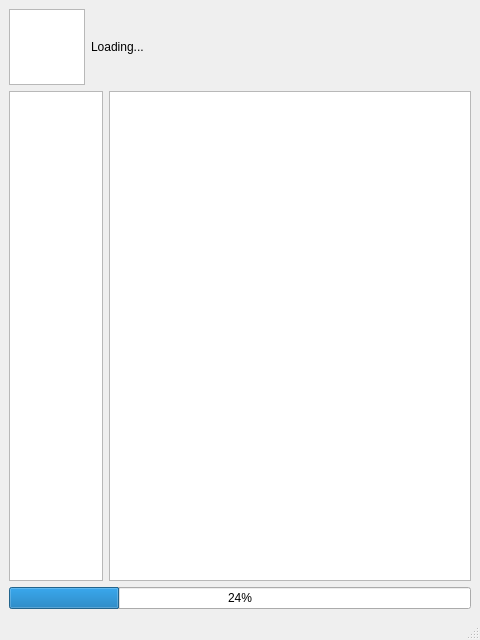
This is main.ui in sharpevo/identpattern as Qt 5 draws it before an edit. The edited form follows.
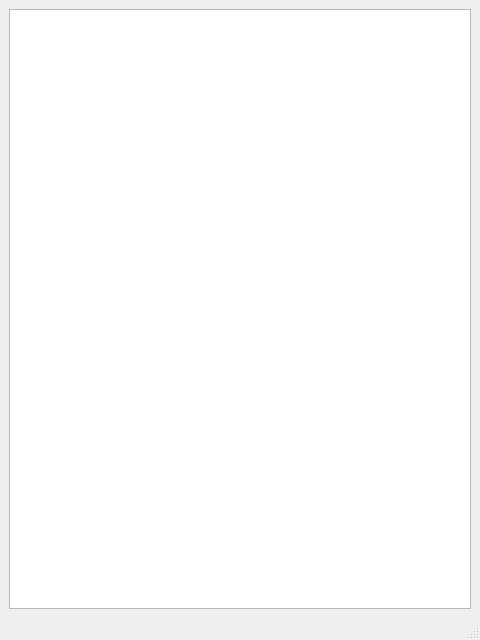
This is the edited form.

Commit message: main.py: fullscreen display canvas

```diff
--- a/main.ui
+++ b/main.ui
@@ -25,120 +25,27 @@
   <widget class="QWidget" name="centralwidget">
    <layout class="QVBoxLayout" name="verticalLayout">
     <item>
-     <layout class="QHBoxLayout" name="icon_layout">
-      <item>
-       <widget class="QGraphicsView" name="gv_icon">
-        <property name="sizePolicy">
-         <sizepolicy hsizetype="Maximum" vsizetype="Maximum">
-          <horstretch>0</horstretch>
-          <verstretch>0</verstretch>
-         </sizepolicy>
-        </property>
-        <property name="maximumSize">
-         <size>
-          <width>76</width>
-          <height>76</height>
-         </size>
-        </property>
-        <property name="verticalScrollBarPolicy">
-         <enum>Qt::ScrollBarAlwaysOff</enum>
-        </property>
-        <property name="horizontalScrollBarPolicy">
-         <enum>Qt::ScrollBarAlwaysOff</enum>
-        </property>
-       </widget>
-      </item>
-      <item>
-       <widget class="QLabel" name="lb_icon">
-        <property name="text">
-         <string>Loading...</string>
-        </property>
-       </widget>
-      </item>
-     </layout>
-    </item>
-    <item>
-     <layout class="QHBoxLayout" name="canvas_layout">
-      <item>
-       <widget class="QTableWidget" name="tb_collection">
-        <property name="sizePolicy">
-         <sizepolicy hsizetype="Maximum" vsizetype="Expanding">
-          <horstretch>0</horstretch>
-          <verstretch>0</verstretch>
-         </sizepolicy>
-        </property>
-        <property name="minimumSize">
-         <size>
-          <width>76</width>
-          <height>0</height>
-         </size>
-        </property>
-        <property name="maximumSize">
-         <size>
-          <width>94</width>
-          <height>16777215</height>
-         </size>
-        </property>
-        <property name="baseSize">
-         <size>
-          <width>0</width>
-          <height>0</height>
-         </size>
-        </property>
-        <property name="focusPolicy">
-         <enum>Qt::NoFocus</enum>
-        </property>
-        <property name="iconSize">
-         <size>
-          <width>76</width>
-          <height>76</height>
-         </size>
-        </property>
-        <attribute name="horizontalHeaderVisible">
-         <bool>false</bool>
-        </attribute>
-        <attribute name="horizontalHeaderDefaultSectionSize">
-         <number>76</number>
-        </attribute>
-        <attribute name="horizontalHeaderMinimumSectionSize">
-         <number>76</number>
-        </attribute>
-        <attribute name="verticalHeaderVisible">
-         <bool>false</bool>
-        </attribute>
-        <attribute name="verticalHeaderDefaultSectionSize">
-         <number>76</number>
-        </attribute>
-        <attribute name="verticalHeaderMinimumSectionSize">
-         <number>76</number>
-        </attribute>
-       </widget>
-      </item>
-      <item>
-       <widget class="QGraphicsView" name="gv_canvas">
-        <property name="sizePolicy">
-         <sizepolicy hsizetype="Expanding" vsizetype="Expanding">
-          <horstretch>0</horstretch>
-          <verstretch>0</verstretch>
-         </sizepolicy>
-        </property>
-        <property name="mouseTracking">
-         <bool>true</bool>
-        </property>
-        <property name="resizeAnchor">
-         <enum>QGraphicsView::AnchorViewCenter</enum>
-        </property>
-       </widget>
-      </item>
-     </layout>
-    </item>
-    <item>
-     <widget class="QProgressBar" name="probar">
-      <property name="value">
-       <number>24</number>
+     <widget class="QGraphicsView" name="gv_canvas">
+      <property name="sizePolicy">
+       <sizepolicy hsizetype="Expanding" vsizetype="Expanding">
+        <horstretch>0</horstretch>
+        <verstretch>0</verstretch>
+       </sizepolicy>
       </property>
-      <property name="format">
-       <string>%p%</string>
+      <property name="mouseTracking">
+       <bool>true</bool>
+      </property>
+      <property name="verticalScrollBarPolicy">
+       <enum>Qt::ScrollBarAlwaysOff</enum>
+      </property>
+      <property name="horizontalScrollBarPolicy">
+       <enum>Qt::ScrollBarAlwaysOff</enum>
+      </property>
+      <property name="renderHints">
+       <set>QPainter::Antialiasing|QPainter::HighQualityAntialiasing|QPainter::SmoothPixmapTransform|QPainter::TextAntialiasing</set>
+      </property>
+      <property name="resizeAnchor">
+       <enum>QGraphicsView::AnchorViewCenter</enum>
       </property>
      </widget>
     </item>
```
The commit also changes 2 other files.
